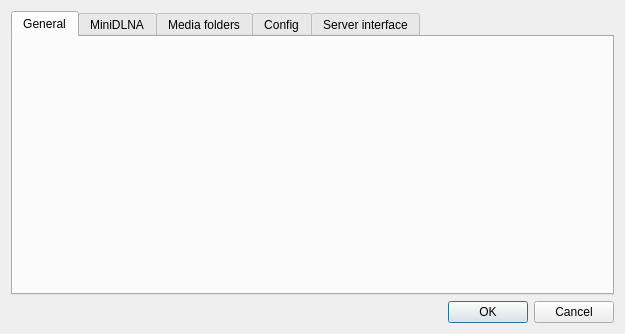
Above: src/view/settingdialog.ui from coolshou/kminidlna before the change. Below: the same form after it.
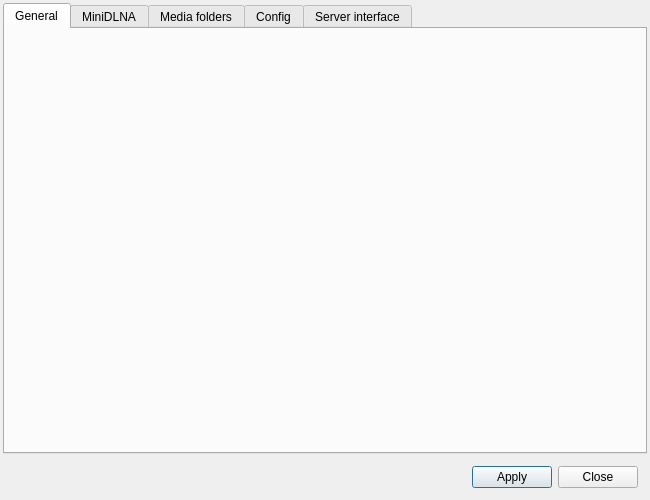
That is the form after the change. The open tabs and pages were chosen to show the change.

Diff of the .ui file:
```diff
--- a/src/view/settingdialog.ui
+++ b/src/view/settingdialog.ui
@@ -6,16 +6,43 @@
    <rect>
     <x>0</x>
     <y>0</y>
-    <width>625</width>
-    <height>334</height>
+    <width>650</width>
+    <height>500</height>
    </rect>
   </property>
+  <property name="minimumSize">
+   <size>
+    <width>650</width>
+    <height>500</height>
+   </size>
+  </property>
   <property name="windowTitle">
    <string>Dialog</string>
   </property>
   <layout class="QVBoxLayout" name="verticalLayout_3">
+   <property name="spacing">
+    <number>3</number>
+   </property>
+   <property name="leftMargin">
+    <number>3</number>
+   </property>
+   <property name="topMargin">
+    <number>3</number>
+   </property>
+   <property name="rightMargin">
+    <number>3</number>
+   </property>
+   <property name="bottomMargin">
+    <number>3</number>
+   </property>
    <item>
     <widget class="QTabWidget" name="tabOptions">
+     <property name="minimumSize">
+      <size>
+       <width>550</width>
+       <height>450</height>
+      </size>
+     </property>
      <property name="currentIndex">
       <number>4</number>
      </property>
@@ -23,13 +50,7 @@
       <attribute name="title">
        <string>General</string>
       </attribute>
-      <layout class="QVBoxLayout" name="verticalLayout_2">
-       <item>
-        <widget class="QWidget" name="widget" native="true">
-         <layout class="QVBoxLayout" name="verticalLayout"/>
-        </widget>
-       </item>
-      </layout>
+      <layout class="QVBoxLayout" name="verticalLayout_2"/>
      </widget>
      <widget class="QWidget" name="tabMiniDLNA">
       <attribute name="title">
@@ -59,13 +80,36 @@
     </widget>
    </item>
    <item>
-    <widget class="QDialogButtonBox" name="buttonBox">
-     <property name="orientation">
-      <enum>Qt::Horizontal</enum>
-     </property>
-     <property name="standardButtons">
-      <set>QDialogButtonBox::Cancel|QDialogButtonBox::Ok</set>
-     </property>
+    <widget class="QWidget" name="widget" native="true">
+     <layout class="QHBoxLayout" name="horizontalLayout">
+      <item>
+       <spacer name="horizontalSpacer">
+        <property name="orientation">
+         <enum>Qt::Horizontal</enum>
+        </property>
+        <property name="sizeHint" stdset="0">
+         <size>
+          <width>40</width>
+          <height>20</height>
+         </size>
+        </property>
+       </spacer>
+      </item>
+      <item>
+       <widget class="QPushButton" name="m_apply">
+        <property name="text">
+         <string>Apply</string>
+        </property>
+       </widget>
+      </item>
+      <item>
+       <widget class="QPushButton" name="m_close">
+        <property name="text">
+         <string>Close</string>
+        </property>
+       </widget>
+      </item>
+     </layout>
     </widget>
    </item>
   </layout>
```
Left out of the diff: 49 changed lines with no effect on the pictures.
